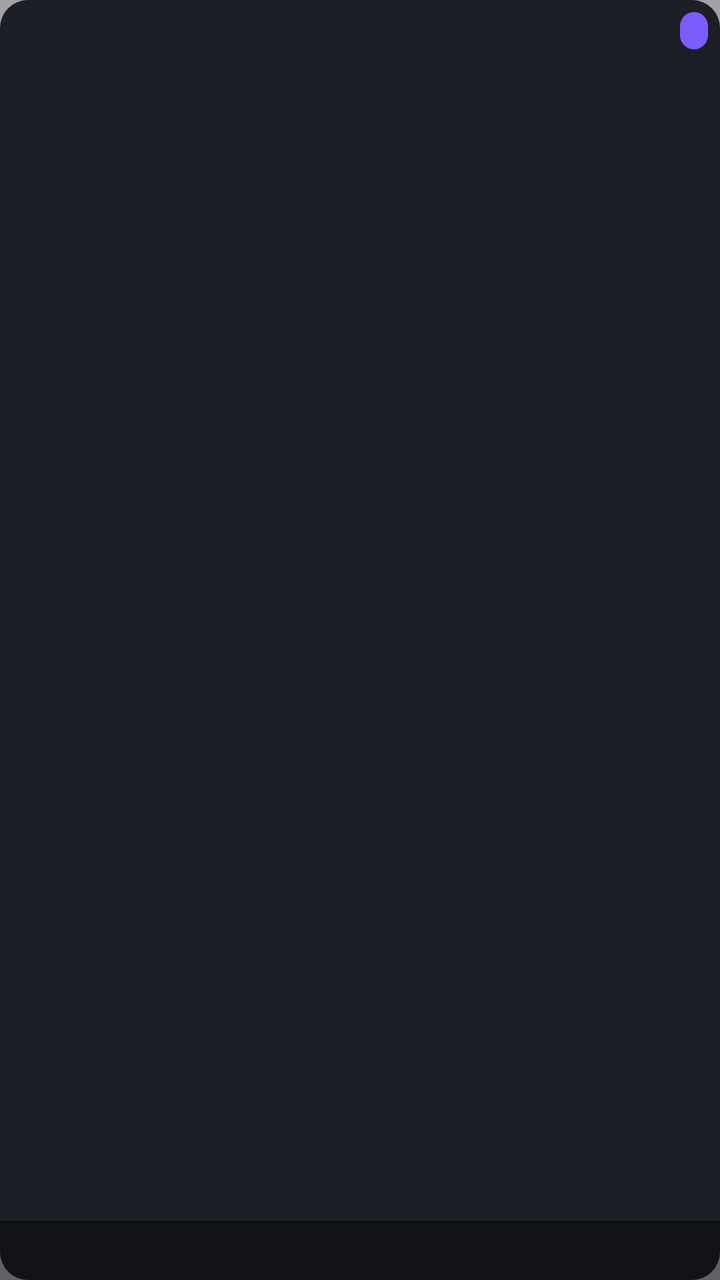
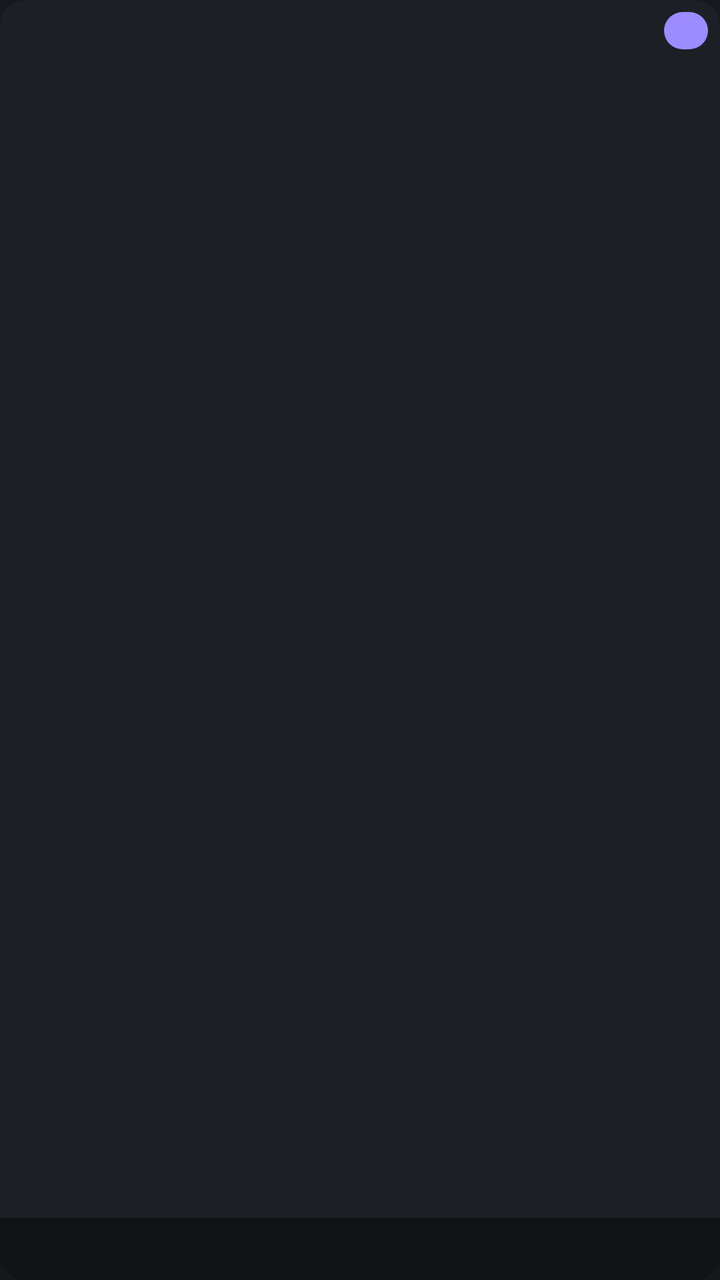

Before-and-after screenshots of an Android layout around one commit, followed by the original layout XML and the change that was made.
<!-- AndroidManifest.xml: application theme Theme.MoodBoard -->
<!-- res/layout/item_mood_bucket.xml -->
<?xml version="1.0" encoding="utf-8"?>
<FrameLayout xmlns:android="http://schemas.android.com/apk/res/android"
    android:layout_width="match_parent"
    android:layout_height="140dp"
    android:layout_margin="6dp"
    android:background="@drawable/card_bg"
    android:clipToOutline="false">

    <ImageView
        android:id="@+id/bucketCover"
        android:layout_width="match_parent"
        android:layout_height="match_parent"
        android:scaleType="centerCrop"
        android:contentDescription="@string/cd_mood" />

    <View
        android:layout_width="match_parent"
        android:layout_height="match_parent"
        android:background="#59000000" />

    <TextView
        android:id="@+id/bucketEmoji"
        android:layout_width="wrap_content"
        android:layout_height="wrap_content"
        android:layout_gravity="center"
        android:textSize="34sp" />

    <TextView
        android:id="@+id/bucketLabel"
        android:layout_width="match_parent"
        android:layout_height="wrap_content"
        android:layout_gravity="bottom"
        android:background="#66000000"
        android:gravity="center"
        android:padding="6dp"
        android:textColor="@color/white"
        android:textSize="13sp"
        android:textStyle="bold" />

    <TextView
        android:id="@+id/bucketCount"
        android:layout_width="wrap_content"
        android:layout_height="wrap_content"
        android:layout_gravity="top|end"
        android:layout_margin="6dp"
        android:background="@drawable/mood_btn_bg"
        android:paddingStart="7dp"
        android:paddingEnd="7dp"
        android:paddingTop="2dp"
        android:paddingBottom="2dp"
        android:textColor="@color/white"
        android:textSize="11sp" />
</FrameLayout>
<!-- resources referenced by this layout -->
<resources>
  <color name="white">#FFFFFFFF</color>
  <!-- drawable card_bg (drawable) -->
  <shape xmlns:android="http://schemas.android.com/apk/res/android" android:shape="rectangle">
      <solid android:color="#FF2B2F38"/><corners android:radius="14dp"/>
  </shape>
  <!-- drawable mood_btn_bg (drawable) -->
  <selector xmlns:android="http://schemas.android.com/apk/res/android">
      <item android:state_pressed="true"><shape android:shape="rectangle"><solid android:color="#FF6A48F0"/><corners android:radius="20dp"/></shape></item>
      <item><shape android:shape="rectangle"><solid android:color="@color/kb_accent"/><corners android:radius="20dp"/></shape></item>
  </selector>
  <string name="cd_mood">Scan mood</string>
  <style name="Theme.MoodBoard" parent="Theme.Material3.DayNight.NoActionBar">
          <item name="colorPrimary">@color/kb_accent</item>
      </style>
  <color name="kb_accent">#FF7C5CFF</color>
</resources>

<!-- the commit's change to res/layout/item_mood_bucket.xml (unified diff, before → after) -->
@@ -4,7 +4,7 @@
     android:layout_height="140dp"
     android:layout_margin="6dp"
     android:background="@drawable/card_bg"
-    android:clipToOutline="false">
+    android:clipToOutline="true">
 
     <ImageView
         android:id="@+id/bucketCover"
@@ -34,8 +34,7 @@
         android:gravity="center"
         android:padding="6dp"
         android:textColor="@color/white"
-        android:textSize="13sp"
-        android:textStyle="bold" />
+        android:textAppearance="?attr/textAppearanceLabelLarge" />
 
     <TextView
         android:id="@+id/bucketCount"
@@ -44,10 +43,12 @@
         android:layout_gravity="top|end"
         android:layout_margin="6dp"
         android:background="@drawable/mood_btn_bg"
+        android:minWidth="22dp"
         android:paddingStart="7dp"
         android:paddingEnd="7dp"
         android:paddingTop="2dp"
         android:paddingBottom="2dp"
+        android:gravity="center"
         android:textColor="@color/white"
-        android:textSize="11sp" />
+        android:textAppearance="?attr/textAppearanceLabelSmall" />
 </FrameLayout>
<!-- resource entries referenced after the edit -->
@@ -3,7 +3,7 @@
   <color name="white">#FFFFFFFF</color>
   <!-- drawable card_bg (drawable) -->
   <shape xmlns:android="http://schemas.android.com/apk/res/android" android:shape="rectangle">
-      <solid android:color="#FF2B2F38"/><corners android:radius="14dp"/>
+      <solid android:color="@color/md_surface_variant"/><corners android:radius="12dp"/>
   </shape>
   <!-- drawable mood_btn_bg (drawable) -->
   <selector xmlns:android="http://schemas.android.com/apk/res/android">
@@ -12,8 +12,46 @@
   </selector>
   <string name="cd_mood">Scan mood</string>
   <style name="Theme.MoodBoard" parent="Theme.Material3.DayNight.NoActionBar">
-          <item name="colorPrimary">@color/kb_accent</item>
+          <item name="colorPrimary">@color/md_primary</item>
+          <item name="colorOnPrimary">@color/md_on_primary</item>
+          <item name="colorPrimaryContainer">@color/md_primary_container</item>
+          <item name="colorOnPrimaryContainer">@color/md_on_primary_container</item>
+          <item name="colorSecondary">@color/md_secondary</item>
+          <item name="colorOnSecondary">@color/md_on_secondary</item>
+          <item name="colorSurface">@color/md_surface</item>
+          <item name="colorOnSurface">@color/md_on_surface</item>
+          <item name="colorSurfaceVariant">@color/md_surface_variant</item>
+          <item name="colorOnSurfaceVariant">@color/md_on_surface_variant</item>
+          <item name="colorOutline">@color/md_outline</item>
+          <item name="colorOutlineVariant">@color/md_outline_variant</item>
+          <item name="colorError">@color/md_error</item>
+          <item name="colorOnError">@color/md_on_error</item>
+          <item name="android:colorBackground">@color/md_surface</item>
+          <item name="android:windowBackground">@color/md_surface</item>
+          <item name="colorControlNormal">@color/md_on_surface_variant</item>
+          <item name="shapeAppearanceSmallComponent">@style/ShapeAppearance.MoodBoard.Small</item>
+          <item name="shapeAppearanceMediumComponent">@style/ShapeAppearance.MoodBoard.Medium</item>
       </style>
-  <color name="kb_accent">#FF7C5CFF</color>
+  <color name="md_surface_variant">#FF2B2F38</color>
+  <color name="kb_accent">@color/md_primary</color>
+  <color name="md_primary">#FF9C8CFF</color>
+  <color name="md_on_primary">#FF2B1F66</color>
+  <color name="md_primary_container">#FF483A99</color>
+  <color name="md_on_primary_container">#FFE4DEFF</color>
+  <color name="md_secondary">#FFC7C0DD</color>
+  <color name="md_on_secondary">#FF302B49</color>
+  <color name="md_surface">#FF16181D</color>
+  <color name="md_on_surface">#FFE7E7EC</color>
+  <color name="md_on_surface_variant">#FFB9BEC9</color>
+  <color name="md_outline">#FF8A909C</color>
+  <color name="md_outline_variant">#FF3A3F4B</color>
+  <color name="md_error">#FFFF6B6B</color>
+  <color name="md_on_error">#FF2B0A0A</color>
+  <style name="ShapeAppearance.MoodBoard.Small" parent="ShapeAppearance.Material3.SmallComponent">
+          <item name="cornerSize">8dp</item>
+      </style>
+  <style name="ShapeAppearance.MoodBoard.Medium" parent="ShapeAppearance.Material3.MediumComponent">
+          <item name="cornerSize">12dp</item>
+      </style>
 </resources>
 
